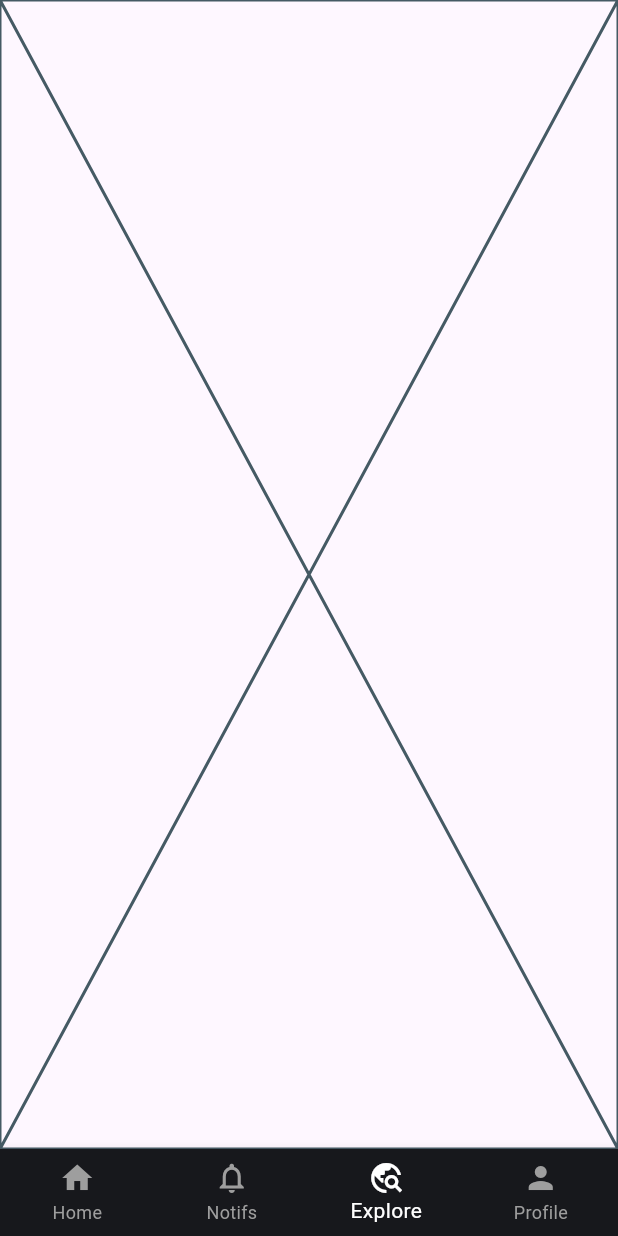
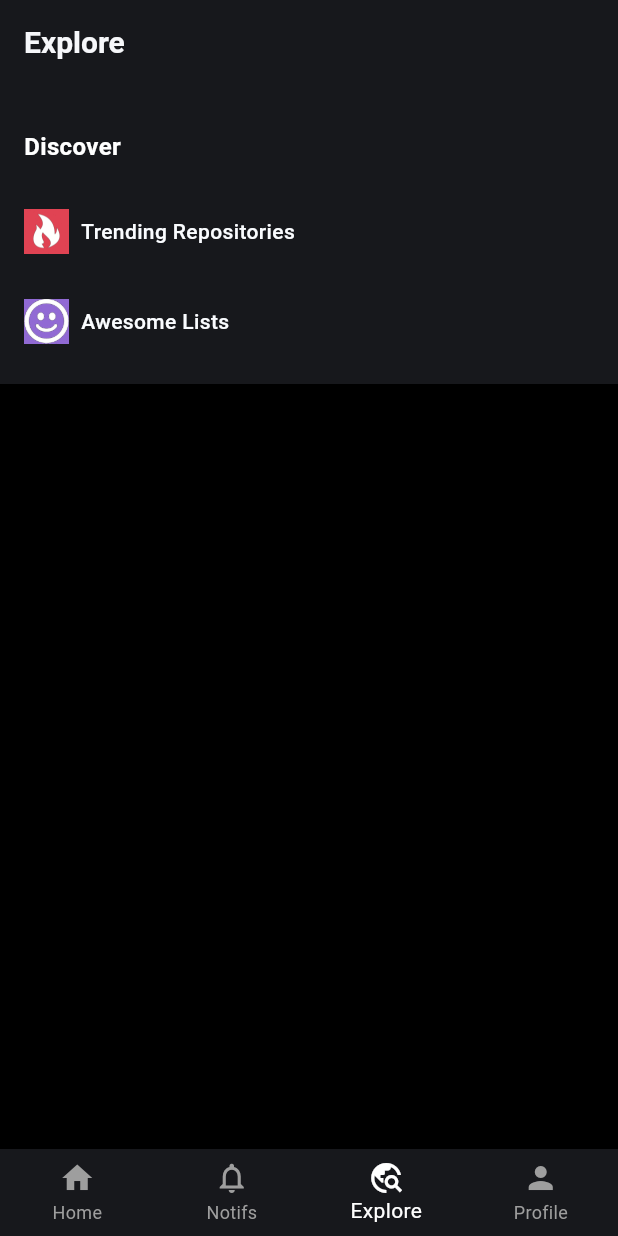
Before and after one commit to shreeyansh64/github, a Flutter app: the screen it shows after launch, item 3 of the bottom bar chosen, on a phone screen of 412 x 824 dp. Run offline on Flutter 3.47's test engine with Material 3 defaults, Android fonts, the light colour scheme and no system bars.

Commit message:
Added Appbar and Discover section in ExplorePage

```diff
--- a/lib/pages/explorepage.dart
+++ b/lib/pages/explorepage.dart
@@ -10,6 +10,88 @@ class ExplorePage extends StatefulWidget {
 class _ExplorePageState extends State<ExplorePage> {
   @override
   Widget build(BuildContext context) {
-    return const Placeholder();
+    return Scaffold(
+      backgroundColor: Colors.black,
+      appBar: AppBar(
+        backgroundColor: Color.fromARGB(255, 23, 24, 28),
+        title: Text(
+          "Explore",
+          style: TextStyle(
+            color: Color.fromARGB(255, 246, 247, 250),
+            fontSize: 20.0,
+            fontWeight: FontWeight.w700,
+          ),
+        ),
+      ),
+      body: Column(
+        children: [
+          Container(
+            color: Color.fromARGB(255, 23, 24, 28),
+            width: double.infinity,
+            height: 200,
+            child: Column(
+              crossAxisAlignment: CrossAxisAlignment.start,
+              children: [
+                Padding(
+                  padding: const EdgeInsets.only(top: 30, left: 16),
+                  child: Text(
+                    "Discover",
+                    style: TextStyle(
+                      color: Color.fromARGB(255, 255, 255, 255),
+                      fontWeight: FontWeight.w700,
+                      fontSize: 16,
+                    ),
+                  ),
+                ),
+                Row(
+                  children: [
+                    Padding(
+                    padding: const EdgeInsets.only(left: 16.0, top: 30.0),
+                    child: Row(
+                      children: [
+                        Image.asset(
+                          'assets/icons/trend.png',
+                          width: 30,
+                          height: 30,
+                        ),
+                        SizedBox(width: 8),
+                        Text(
+                          "Trending Repositories",
+                          style: TextStyle(
+                            color: Color.fromARGB(255, 250, 252, 255),
+                            fontWeight: FontWeight.w500,
+                          ),
+                        ),
+                      ],
+                    ),
+                  ),
+                  ],
+                ),
+                Padding(
+                    padding: const EdgeInsets.only(left: 16.0, top: 30.0),
+                    child: Row(
+                      children: [
+                        Image.asset(
+                          'assets/icons/smiley.png',
+                          width: 30,
+                          height: 30,
+                        ),
+                        SizedBox(width: 8),
+                        Text(
+                          "Awesome Lists",
+                          style: TextStyle(
+                            color: Color.fromARGB(255, 250, 252, 255),
+                            fontWeight: FontWeight.w500,
+                          ),
+                        ),
+                      ],
+                    ),
+                  ),
+              ],
+            ),
+          ),
+        ],
+      ),
+    );
   }
 }
```
Also changed, not shown: assets/icons/imgonline-com-ua-Negative-huolp6vxt0B7wW.jpg (added), assets/icons/pngtree-vector-fire-icon-png-image_845729.jpg (added), assets/icons/smiley.png (added), assets/icons/trend.png (added).
